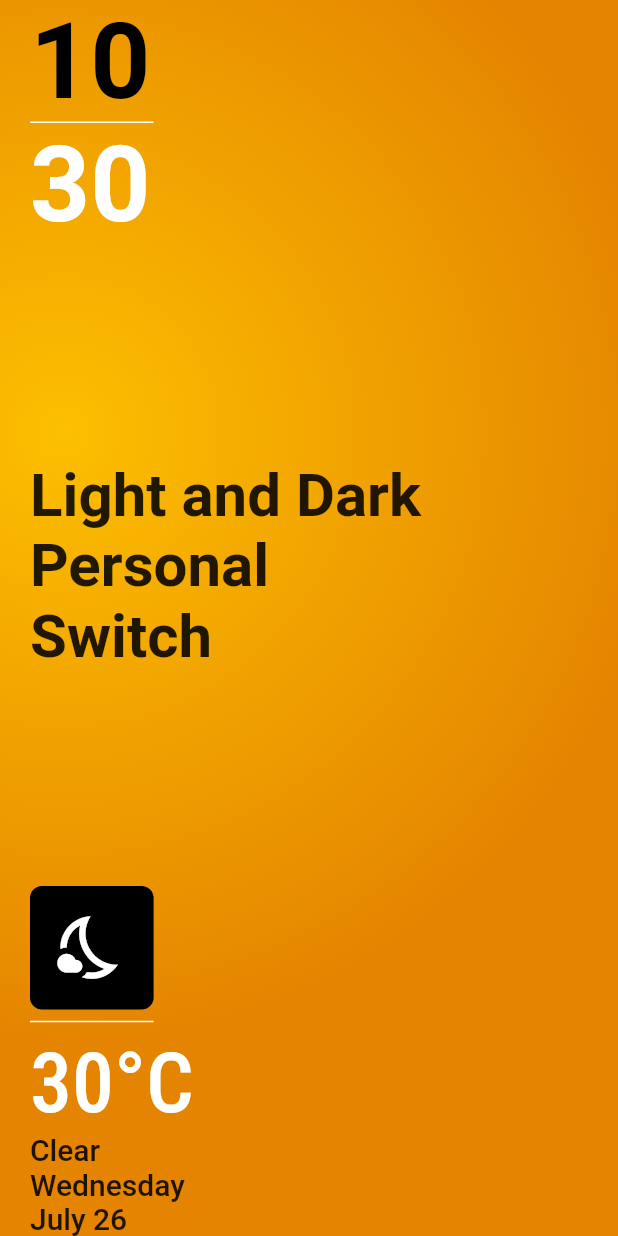
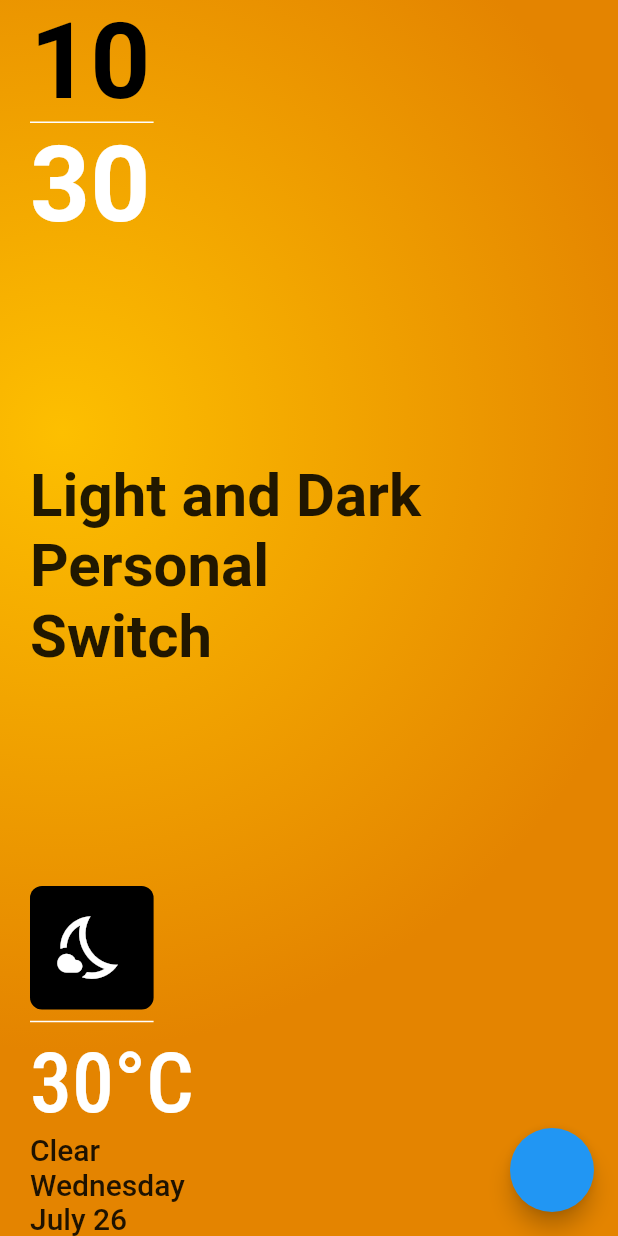
Before and after one commit to fidelisnwabisi/light_dark_switch, a Flutter app: the screen it shows after launch, on a phone screen of 412 x 824 dp. Run offline on Flutter 3.47's test engine with Material 2 defaults, Android fonts, the phone set to English and light mode, and no system bars; our stand-ins replace google_fonts, shared_preferences.

Commit message:
with provider, getting the theme data

```diff
--- a/lib/home_screen.dart
+++ b/lib/home_screen.dart
@@ -2,6 +2,7 @@ import 'package:flutter/material.dart';
 import 'package:intl/intl.dart';
 import 'package:light_dark_switch/app_theme.dart';
 import 'package:light_dark_switch/constant/constant.dart';
+import 'package:provider/provider.dart';
 
 class HomeScreen extends StatefulWidget {
   const HomeScreen({super.key});
@@ -14,14 +15,18 @@ class _HomeScreenState extends State<HomeScreen> {
   @override
   Widget build(BuildContext context) {
     final Size size = MediaQuery.of(context).size;
+    ThemeProvider themeProvider = Provider.of<ThemeProvider>(context);
+
     return Scaffold(
+      floatingActionButton: FloatingActionButton(onPressed: () {
+        themeProvider.toggleThemeData();
+      }),
       body: Container(
         decoration: BoxDecoration(
           gradient: RadialGradient(
             center: const Alignment(-0.8, -0.3),
             radius: 1,
-            colors:
-                ThemeProvider(isLightTheme: true).themeMode().gradientColors!,
+            colors: themeProvider.themeMode().gradientColors!,
           ),
         ),
         child: Stack(
@@ -62,14 +67,11 @@ class _HomeScreenState extends State<HomeScreen> {
                       ),
                     ),
                     const Spacer(),
-
                     Container(
                       width: size.width * .2,
                       height: size.width * .2,
                       decoration: BoxDecoration(
-                        color: ThemeProvider(isLightTheme: true)
-                            .themeMode()
-                            .switchColor,
+                        color: themeProvider.themeMode().switchColor,
                         borderRadius: BorderRadius.circular(8),
                       ),
                       child: const Icon(
--- a/lib/main.dart
+++ b/lib/main.dart
@@ -25,7 +25,7 @@ class AppStart extends StatelessWidget {
       ChangeNotifierProvider(
         create: (_) => ThemeProvider(isLightTheme: isLightTheme),
       ),
-    ], child: MyApp());
+    ], child: const MyApp());
   }
 }
 
@@ -35,10 +35,11 @@ class MyApp extends StatelessWidget {
   // This widget is the root of your application.
   @override
   Widget build(BuildContext context) {
+    ThemeProvider themeProvider = Provider.of<ThemeProvider>(context);
     return MaterialApp(
       title: 'Flutter Demo',
       debugShowCheckedModeBanner: false,
-      theme: ThemeProvider(isLightTheme: true).themeData(),
+      theme: themeProvider.themeData(),
       home: const HomeScreen(),
     );
   }
```
Also changed, not shown: lib/app_theme.dart (+15 -1 lines).
